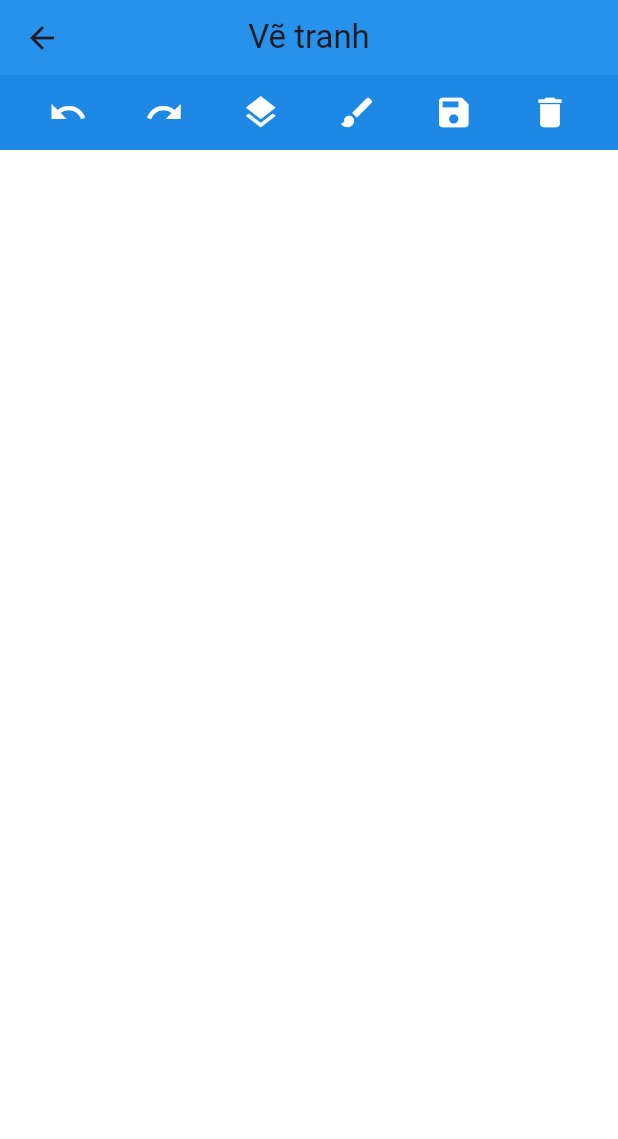
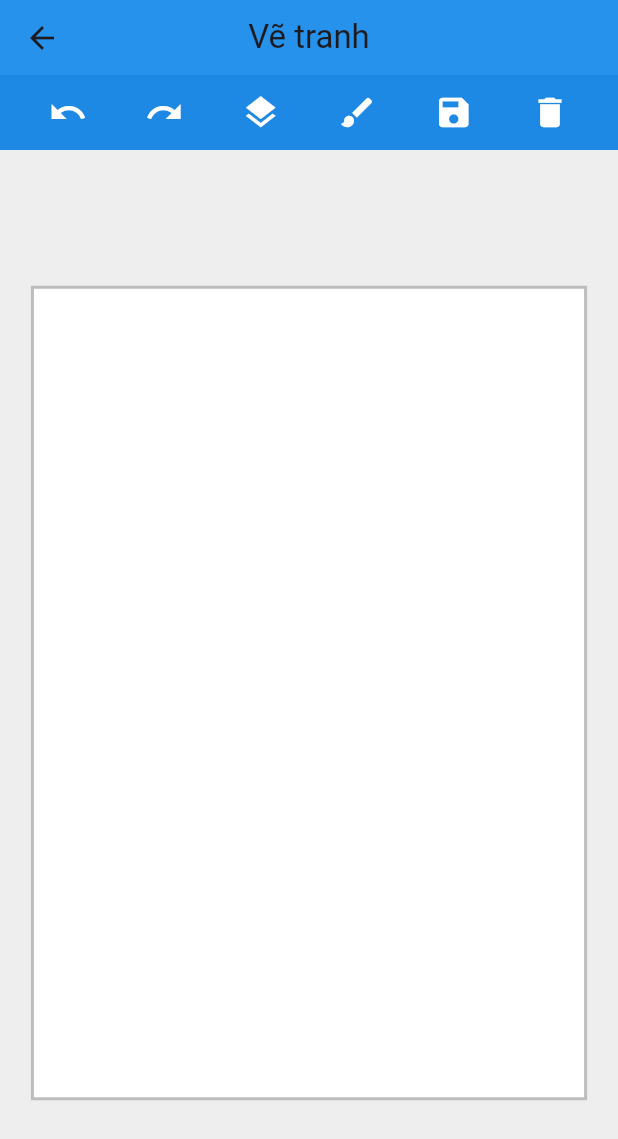
Before and after one commit to khaiao12/paint-phone, a Flutter app: the PaintScreen screen opened directly, on a phone screen of 412 x 824 dp. Shown: the top 1139 px of the screen. Run offline on Flutter 3.47's test engine with Material 3 defaults, Android fonts, the phone set to English and light mode, and no system bars; our stand-ins replace cloud_firestore, firebase_auth, firebase_core, firebase_storage, google_sign_in, image_picker; accounts and stored records are empty; network calls fail.

Commit message:
add zoom, rotate picture to paint

```diff
--- a/lib/presentation/screens/paint_screen.dart
+++ b/lib/presentation/screens/paint_screen.dart
@@ -147,12 +147,38 @@ class _PaintScreenState extends State<PaintScreen> {
       // ==========================================================
       // CANVAS VẼ
       // ==========================================================
-        body: Stack(
-          children: [
-            Positioned.fill(child: Container(color: Colors.white)), // nền trắng
-            DrawingCanvas(boundaryKey: _boundaryKey),
-          ],
-        )
+      body: Container(
+        color: Colors.grey.shade200, // nền ngoài canvas
+        alignment: Alignment.center,
+        child: LayoutBuilder(
+          builder: (context, constraints) {
+            final canvasWidth = constraints.maxWidth * 0.9;
+            final canvasHeight = constraints.maxHeight * 0.75;
+
+            return Container(
+              width: canvasWidth,
+              height: canvasHeight,
+              decoration: BoxDecoration(
+                color: Colors.white,
+                border: Border.all(color: Colors.black26, width: 2),
+              ),
+
+              // ⭐ CHO PHÉP ZOOM, PAN ⭐
+              child: InteractiveViewer(
+                minScale: 0.5,
+                maxScale: 4.0,
+                boundaryMargin: const EdgeInsets.all(100),
+                clipBehavior: Clip.hardEdge,
+
+                child: ClipRect(
+                  child: DrawingCanvas(boundaryKey: _boundaryKey),
+                ),
+              ),
+            );
+          },
+        ),
+      ),
+
 
     );
   }
```
